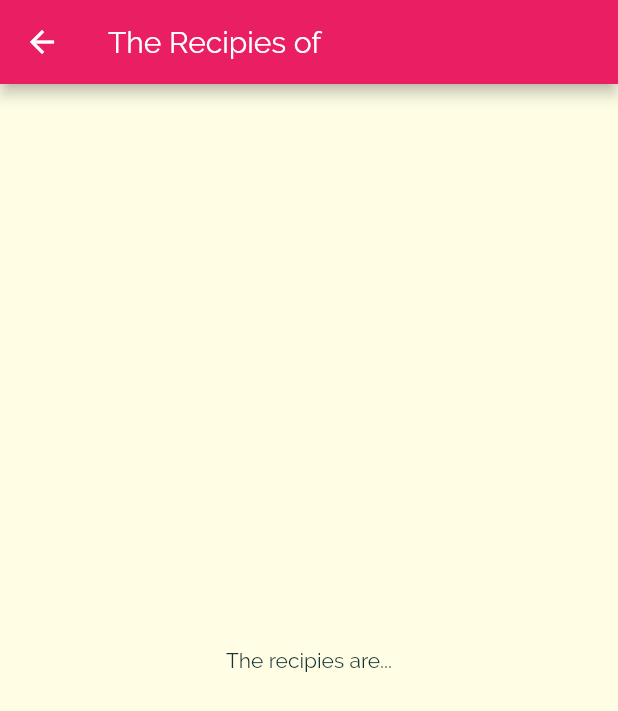
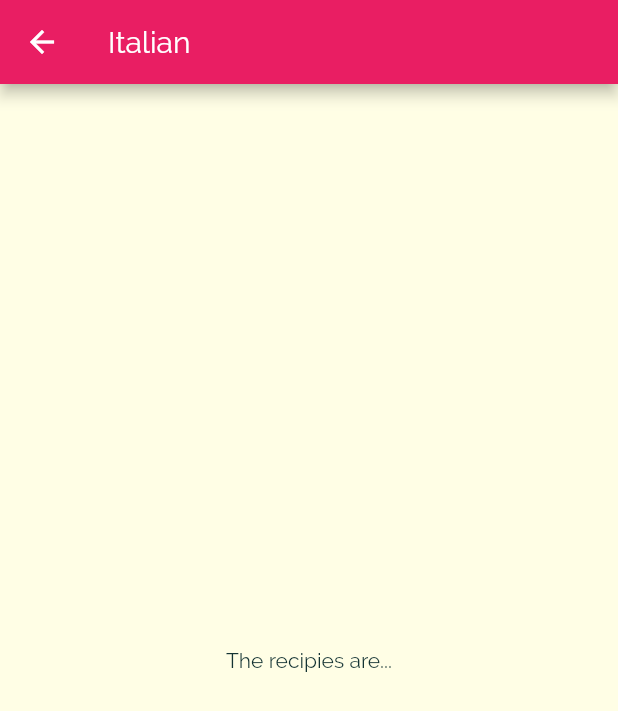
Before and after one commit to rad23137/Flutter-Firestore-Training, a Flutter app: the screen it shows after launch, after a tap on "Italian", on a phone screen of 412 x 824 dp. Shown: the top 711 px of the screen. Run offline on Flutter 3.47's test engine with Material 2 defaults, Android fonts, the phone set to English and light mode, and no system bars.

Commit message:
Passing Category title in constructor to show as appbar while navigation

```diff
--- a/UdemyCourse/meals_app/lib/categories_screen.dart
+++ b/UdemyCourse/meals_app/lib/categories_screen.dart
@@ -12,7 +12,7 @@ class CategoriesScreen extends StatelessWidget {
           children: DUMMY_CATEGORIES.map(   // Mapping list of dummy data into category Item and returning as a widget
             (catData)=>
              CategoryItem(
-            catData.title, catData.color),)
+            catData.id,catData.title, catData.color),)
             .toList(),
             padding: const EdgeInsets.all(25),
           gridDelegate: SliverGridDelegateWithMaxCrossAxisExtent(  // grid delegate is required to make a grid scrollable and create a grid view
--- a/UdemyCourse/meals_app/lib/category_item.dart
+++ b/UdemyCourse/meals_app/lib/category_item.dart
@@ -2,40 +2,41 @@ import 'package:flutter/material.dart';
 import 'package:meals_app/category_meals_screen.dart';
 
 class CategoryItem extends StatelessWidget {
+  final String id;
   final String title;
   final Color bgColor;
 
-  CategoryItem(this.title, this.bgColor);
+  CategoryItem(this.id,this.title, this.bgColor);
 
-   void selectCategory(BuildContext ctx)
-   {
-     Navigator.of(ctx).push(MaterialPageRoute(builder: (_) {  // Navigation to a new page as new page is push as in stack
-      return CategoryMealsScreen();  // returning the new page in MaterialPageRoute
+  void selectCategory(BuildContext ctx) {
+    Navigator.of(ctx).push(MaterialPageRoute(builder: (_) {
+      // Navigation to a new page as new page is push as in stack
+      return CategoryMealsScreen(id,title); // returning the new page in MaterialPageRoute
     }));
   }
 
   @override
   Widget build(BuildContext context) {
-    return InkWell(  // Inkwell to allow tapping on the category
-          onTap:()=> selectCategory(context),
+    return InkWell(
+      // Inkwell to allow tapping on the category
+      onTap: () => selectCategory(context),
       borderRadius: BorderRadius.circular(15),
       splashColor: Theme.of(context).primaryColor,
       child: Container(
           padding: const EdgeInsets.all(15),
-        child: Text(title,
-        style: Theme.of(context).textTheme.headline6,),
-        decoration: BoxDecoration(gradient: LinearGradient(  // Gradient Shades of color
-          colors:
-           [bgColor.withOpacity(0.7),
-           bgColor],
-           begin: Alignment.topLeft,     //starting alignment of content
+          child: Text(
+            title,
+            style: Theme.of(context).textTheme.headline6,
+          ),
+          decoration: BoxDecoration(
+            gradient: LinearGradient(
+                // Gradient Shades of color
+                colors: [bgColor.withOpacity(0.7), bgColor],
+                begin: Alignment.topLeft, //starting alignment of content
                 end: Alignment.bottomRight), // Ending alignment of content
 
-           borderRadius: BorderRadius.circular(15),  // creates circular border
-
-
-      )
-      ),
+            borderRadius: BorderRadius.circular(15), // creates circular border
+          )),
     );
   }
 }
--- a/UdemyCourse/meals_app/lib/category_meals_screen.dart
+++ b/UdemyCourse/meals_app/lib/category_meals_screen.dart
@@ -1,12 +1,17 @@
 import 'package:flutter/material.dart';
 
 class CategoryMealsScreen extends StatelessWidget {
+  final String categoryId;
+  final String categoryTitle;
+
+  CategoryMealsScreen(this.categoryId, this.categoryTitle);
   @override
   Widget build(BuildContext context) {
     return Scaffold(
-      appBar: AppBar(title: Text("The Recipies of")),
-      body: Center(child:Text('The recipies are...'),),
-
+      appBar: AppBar(title: Text(categoryTitle)),
+      body: Center(
+        child: Text('The recipies are...'),
+      ),
     );
   }
 }
```
Lines whose indentation alone changed are shown as unchanged.
